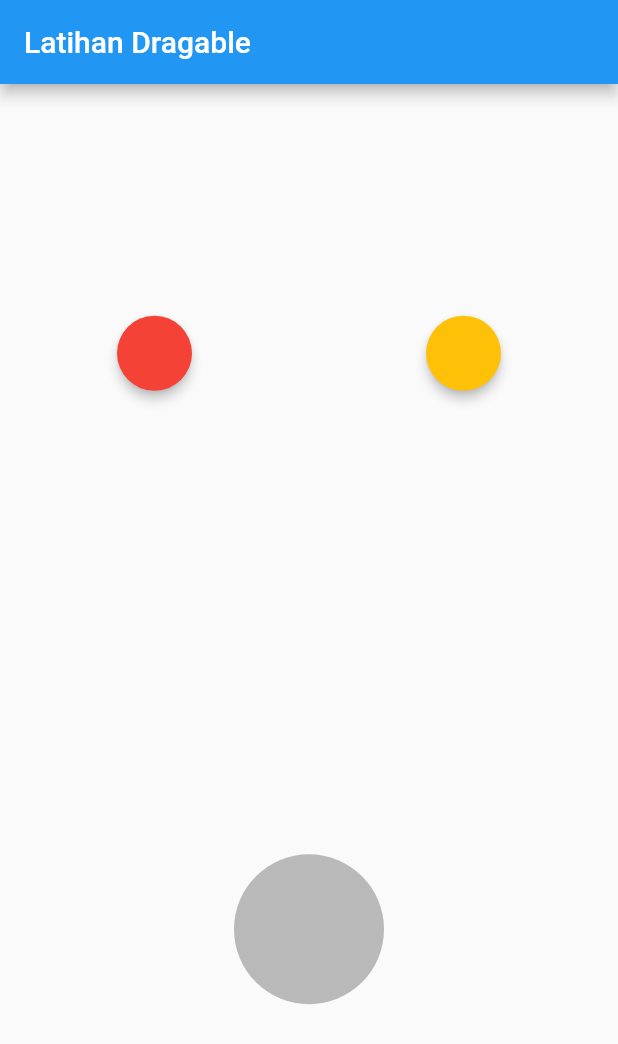
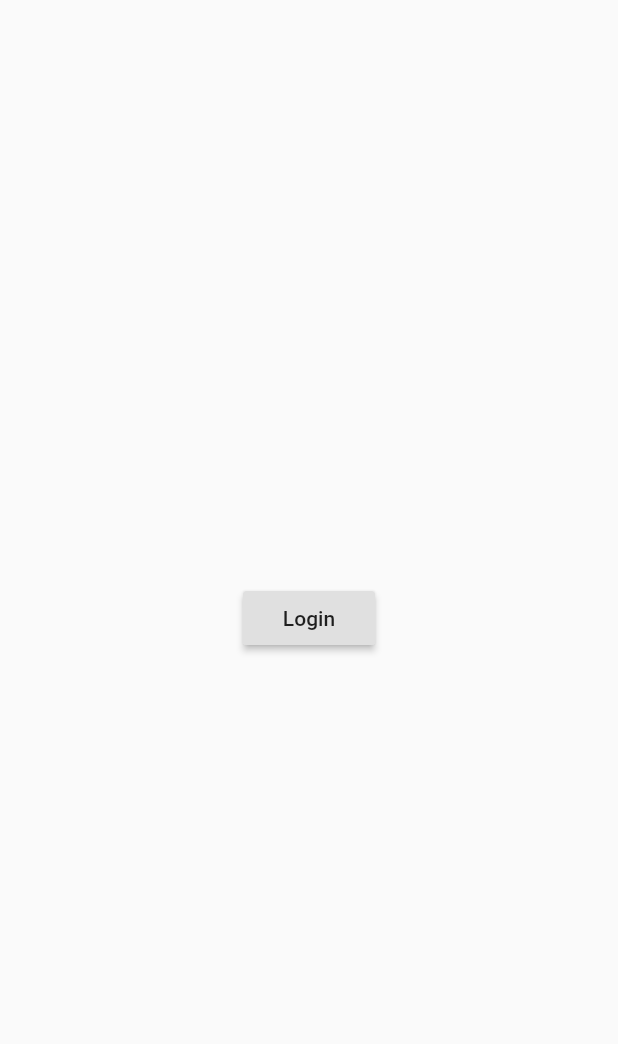
Before and after one commit to dsjtx/Belajar-Flutter, a Flutter app: the screen it shows after launch, on a phone screen of 412 x 824 dp. Shown: the top 1044 px of the screen. Run offline on Flutter 3.47's test engine with Material 2 defaults, Android fonts, the phone set to English and light mode, and no system bars.

Commit message:
Latihan Navigasi MultiPage

```diff
--- /dev/null
+++ b/lib/login_page.dart
@@ -0,0 +1,20 @@
+import 'package:flutter/material.dart';
+import 'package:hello_world/main_page.dart';
+
+class LoginPage extends StatelessWidget {
+  @override
+  Widget build(BuildContext context) {
+    return Scaffold(
+      body: Center(
+        child: RaisedButton(
+            child: Text("Login"),
+            onPressed: () {
+              Navigator.pushReplacement(context,
+                  MaterialPageRoute(builder: (context) {
+                return MainPage();
+              }));
+            }),
+      ),
+    );
+  }
+}
--- a/lib/main.dart
+++ b/lib/main.dart
@@ -1,119 +1,13 @@
 import 'package:flutter/material.dart';
+import 'package:hello_world/login_page.dart';
 
 void main() => runApp(MyApp());
 
-class MyApp extends StatefulWidget {
-  @override
-  _MyAppState createState() => _MyAppState();
-}
-
-class _MyAppState extends State<MyApp> {
-  Color color1 = Colors.red;
-  Color color2 = Colors.amber;
-  Color targetColor;
-  bool isAccepted = false;
-
+class MyApp extends StatelessWidget {
   @override
   Widget build(BuildContext context) {
     return MaterialApp(
-      home: Scaffold(
-        appBar: AppBar(
-          title: Text("Latihan Dragable"),
-        ),
-        body: Column(
-          mainAxisAlignment: MainAxisAlignment.spaceAround,
-          children: <Widget>[
-            Row(
-              mainAxisAlignment: MainAxisAlignment.spaceAround,
-              children: <Widget>[
-                Draggable<Color>(
-                  data: color1,
-                  child: SizedBox(
-                    width: 50,
-                    height: 50,
-                    child: Material(
-                      color: color1,
-                      shape: StadiumBorder(),
-                      elevation: 3,
-                    ),
-                  ),
-                  childWhenDragging: SizedBox(
-                    width: 50,
-                    height: 50,
-                    child: Material(
-                      color: Colors.grey,
-                      shape: StadiumBorder(),
-                      elevation: 0,
-                    ),
-                  ),
-                  feedback: SizedBox(
-                    width: 50,
-                    height: 50,
-                    child: Material(
-                      color: color1.withOpacity(0.7),
-                      shape: StadiumBorder(),
-                      elevation: 3,
-                    ),
-                  ),
-                ),
-                Draggable<Color>(
-                  data: color2,
-                  child: SizedBox(
-                    width: 50,
-                    height: 50,
-                    child: Material(
-                      color: color2,
-                      shape: StadiumBorder(),
-                      elevation: 3,
-                    ),
-                  ),
-                  childWhenDragging: SizedBox(
-                    width: 50,
-                    height: 50,
-                    child: Material(
-                      color: Colors.grey,
-                      shape: StadiumBorder(),
-                      elevation: 0,
-                    ),
-                  ),
-                  feedback: SizedBox(
-                    width: 50,
-                    height: 50,
-                    child: Material(
-                      color: color2.withOpacity(0.7),
-                      shape: StadiumBorder(),
-                      elevation: 3,
-                    ),
-                  ),
-                )
-              ],
-            ),
-            DragTarget<Color>(
-              onWillAccept: (value) => true,
-              onAccept: (value) {
-                isAccepted = true;
-                targetColor = value;},
-              builder: (context, candidates, rejected){
-                return (isAccepted) ? SizedBox(
-                    width: 100,
-                    height: 100,
-                    child: Material(
-                      color: targetColor,
-                      shape: StadiumBorder(),
-                    ),
-                  ) :
-                  SizedBox(
-                    width: 100,
-                    height: 100,
-                    child: Material(
-                      color: Colors.black26,
-                      shape: StadiumBorder(),
-                    ),
-                  );
-              })
-          ],
-        ),
-      ),
+      home: LoginPage(),
     );
   }
 }
--- /dev/null
+++ b/lib/main_page.dart
@@ -0,0 +1,24 @@
+import 'package:flutter/material.dart';
+import 'package:hello_world/second_page.dart';
+
+class MainPage extends StatelessWidget {
+  @override
+  Widget build(BuildContext context) {
+    return Scaffold(
+      appBar: AppBar(
+        title: Text("MainPage"),
+      ),
+      body: Center(
+        child: RaisedButton(
+          child: Text("Go to Second Page"),
+          onPressed: () {
+            Navigator.push(context,
+                MaterialPageRoute(builder: (context) {
+              return SecondPage();
+            }));
+          },
+        ),
+      ),
+    );
+  }
+}
--- /dev/null
+++ b/lib/second_page.dart
@@ -0,0 +1,20 @@
+import 'package:flutter/material.dart';
+
+class SecondPage extends StatelessWidget {
+  @override
+  Widget build(BuildContext context) {
+    return Scaffold(
+      appBar: AppBar(
+        title: Text("SecondPage"),
+      ),
+      body: Center(
+        child: RaisedButton(
+            child: Text("Back to Main Page"),
+            onPressed: () {
+              Navigator.pop(context);
+            },
+          ),
+      ),
+    );
+  }
+}
```
